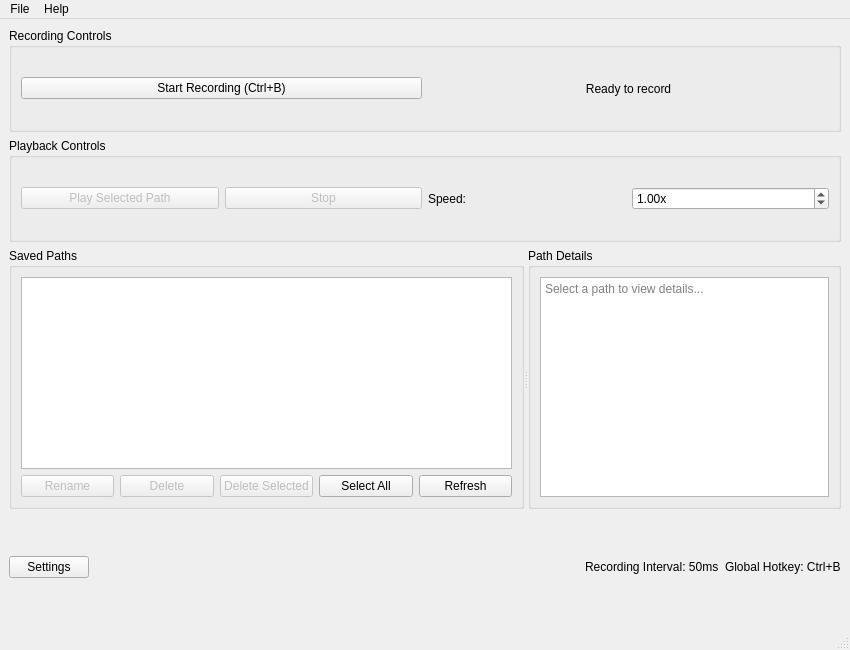
The window that ui/mainwindow.ui (QinChen1998/Lightweight-Mouse-Control) describes before a commit, drawn with Qt 5.
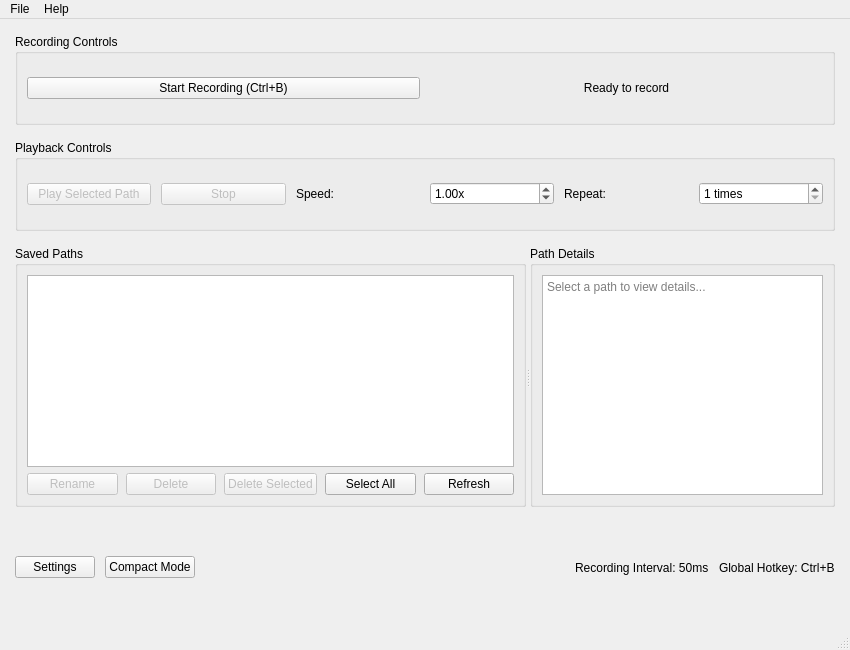
The same window after the commit.

What changed in the file:
```diff
--- a/ui/mainwindow.ui
+++ b/ui/mainwindow.ui
@@ -21,12 +21,30 @@
   </property>
   <widget class="QWidget" name="centralwidget">
    <layout class="QVBoxLayout" name="verticalLayout">
+    <property name="spacing">
+     <number>15</number>
+    </property>
+    <property name="leftMargin">
+     <number>15</number>
+    </property>
+    <property name="topMargin">
+     <number>15</number>
+    </property>
+    <property name="rightMargin">
+     <number>15</number>
+    </property>
+    <property name="bottomMargin">
+     <number>15</number>
+    </property>
     <item>
      <widget class="QGroupBox" name="recordingGroupBox">
       <property name="title">
        <string>Recording Controls</string>
       </property>
       <layout class="QHBoxLayout" name="recordingLayout">
+       <property name="spacing">
+        <number>10</number>
+       </property>
        <item>
         <widget class="QPushButton" name="recordButton">
          <property name="text">
@@ -56,6 +74,9 @@
        <string>Playback Controls</string>
       </property>
       <layout class="QHBoxLayout" name="playbackLayout">
+       <property name="spacing">
+        <number>10</number>
+       </property>
        <item>
         <widget class="QPushButton" name="playButton">
          <property name="enabled">
@@ -102,6 +123,29 @@
          </property>
         </widget>
        </item>
+       <item>
+        <widget class="QLabel" name="repeatLabel">
+         <property name="text">
+          <string>Repeat:</string>
+         </property>
+        </widget>
+       </item>
+       <item>
+        <widget class="QSpinBox" name="repeatSpinBox">
+         <property name="suffix">
+          <string> times</string>
+         </property>
+         <property name="minimum">
+          <number>1</number>
+         </property>
+         <property name="maximum">
+          <number>1000</number>
+         </property>
+         <property name="value">
+          <number>1</number>
+         </property>
+        </widget>
+       </item>
       </layout>
      </widget>
     </item>
@@ -124,6 +168,9 @@
         </item>
         <item>
          <layout class="QHBoxLayout" name="pathButtonsLayout">
+          <property name="spacing">
+           <number>8</number>
+          </property>
           <item>
            <widget class="QPushButton" name="renamePathButton">
             <property name="enabled">
@@ -193,6 +240,9 @@
     </item>
     <item>
      <layout class="QHBoxLayout" name="bottomButtonsLayout">
+      <property name="spacing">
+       <number>10</number>
+      </property>
       <item>
        <widget class="QPushButton" name="settingsButton">
         <property name="text">
@@ -200,6 +250,13 @@
         </property>
        </widget>
       </item>
+      <item>
+       <widget class="QPushButton" name="compactModeButton">
+        <property name="text">
+         <string>Compact Mode</string>
+        </property>
+       </widget>
+      </item>
       <item>
        <spacer name="horizontalSpacer">
         <property name="orientation">
@@ -244,6 +301,8 @@
     <property name="title">
      <string>File</string>
     </property>
+    <addaction name="actionCompactMode"/>
+    <addaction name="separator"/>
     <addaction name="actionExit"/>
    </widget>
    <widget class="QMenu" name="menuHelp">
@@ -272,6 +331,11 @@
     <string>About</string>
    </property>
   </action>
+  <action name="actionCompactMode">
+   <property name="text">
+    <string>Compact Mode</string>
+   </property>
+  </action>
  </widget>
  <resources/>
  <connections/>
```
